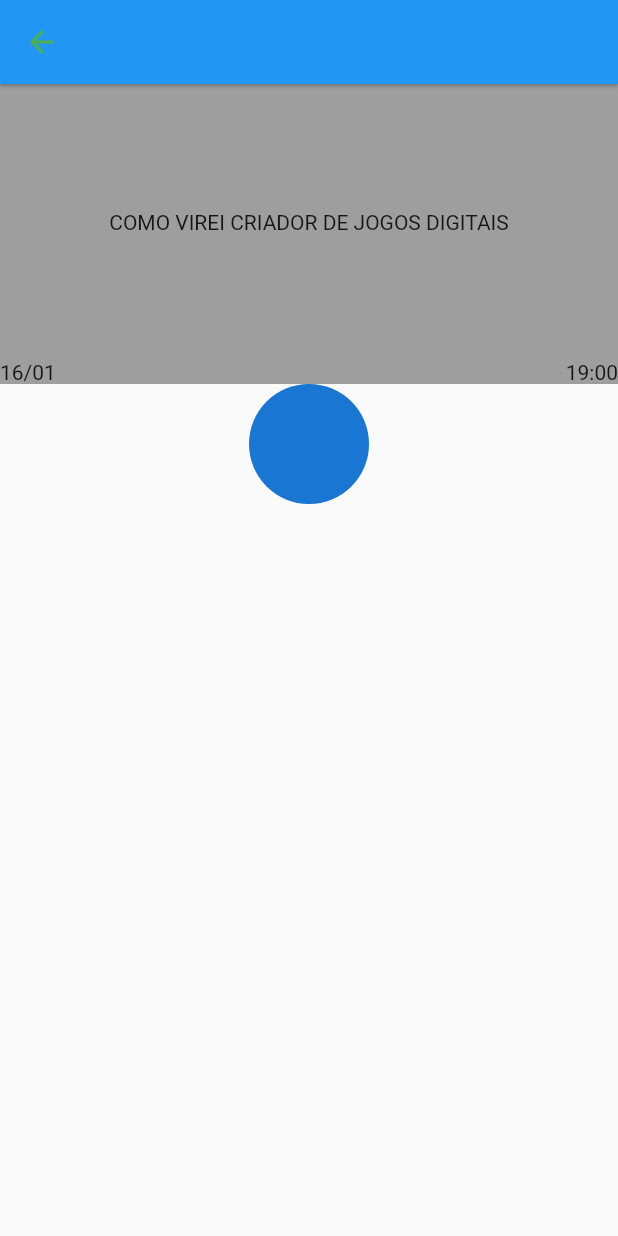
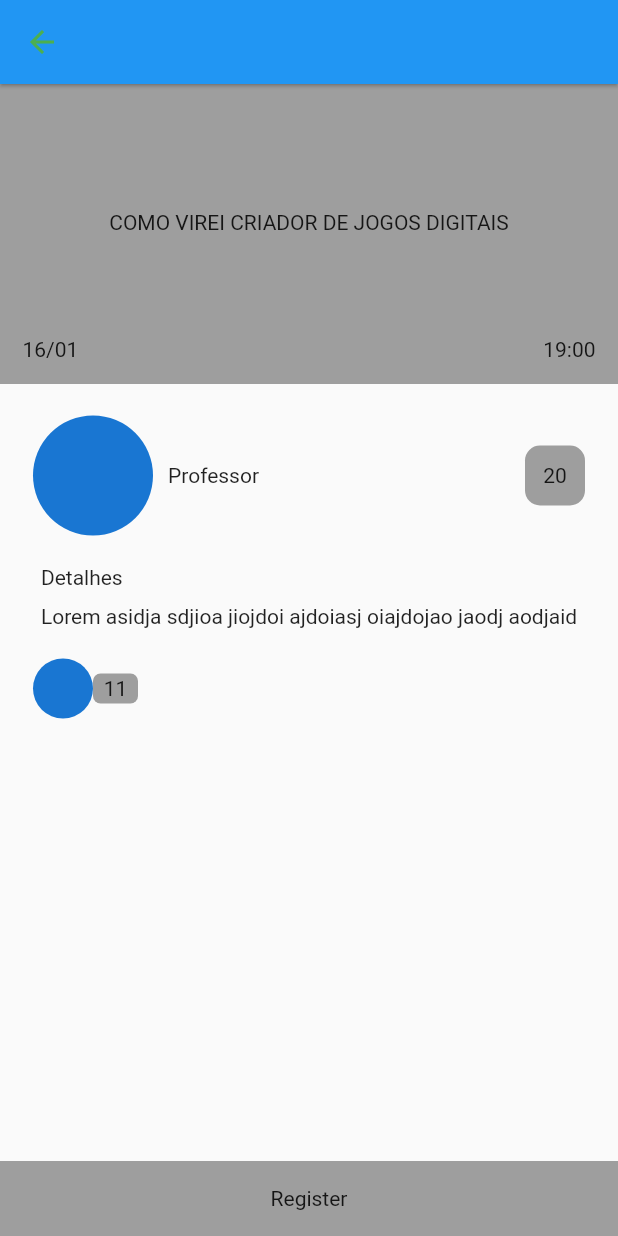
Before and after one commit to DenisKen/HackatonTime51, a Flutter app: the screen it shows after launch, after a tap on "COMO VIREI CRIADOR DE JOGOS DIGITAIS", on a phone screen of 412 x 824 dp. Run offline on Flutter 3.47's test engine with Material 2 defaults, Android fonts, the phone set to English and light mode, and no system bars; our stand-ins replace permission_handler, shared_preferences; missing offline and left inert: agora_rtc_engine.

Commit message:
Created class_detail wireframe

```diff
--- a/lib/screens/class_detail.dart
+++ b/lib/screens/class_detail.dart
@@ -14,17 +14,33 @@ class ClassDetail extends StatelessWidget {
   Widget build(BuildContext context) {
     return Scaffold(
       appBar: AppBarBack(),
-      body: Container(child: Column(children: [
-        panelCover(),
-        CircleAvatar(
-          radius: 40,
-        )
-      ])),
+      body: Stack(children: [
+        SingleChildScrollView(
+          child: Container(
+              child: Column(children: [
+            _panelCover(),
+            Container(
+              padding: EdgeInsets.symmetric(horizontal: 22, vertical: 21),
+              child: Column(
+                children: [
+                  _rowMentor(),
+                  Padding(padding: EdgeInsets.only(bottom: 20)),
+                  _details(),
+                  Padding(padding: EdgeInsets.only(bottom: 20)),
+                  _subscribes()
+                ],
+              ),
+            )
+          ])),
+        ),
+        _button()
+      ]),
     );
   }
 
-  Widget panelCover() {
+  Widget _panelCover() {
     return Container(
+        padding: EdgeInsets.symmetric(horizontal: 15, vertical: 15),
         color: Colors.grey,
         height: 200,
         child: Column(
@@ -40,4 +56,72 @@ class ClassDetail extends StatelessWidget {
           ],
         ));
   }
+
+  Widget _rowMentor() {
+    return Row(
+      mainAxisAlignment: MainAxisAlignment.spaceBetween,
+      children: [
+        Row(
+          children: [
+            CircleAvatar(
+              radius: 40,
+            ),
+            Padding(
+              padding: EdgeInsets.only(right: 10),
+            ),
+            Text('Professor'),
+          ],
+        ),
+        Container(
+          width: 40,
+          height: 40,
+          decoration: BoxDecoration(
+              color: Colors.grey,
+              borderRadius: BorderRadius.all(Radius.circular(10))),
+          child: Center(child: Text('20')),
+        )
+      ],
+    );
+  }
+
+  Widget _details() {
+    return Column(
+      crossAxisAlignment: CrossAxisAlignment.start,
+      children: [
+        Text('Detalhes'),
+        Padding(padding: EdgeInsets.only(bottom: 10)),
+        Text('Lorem asidja sdjioa jiojdoi ajdoiasj oiajdojao jaodj aodjaid')
+      ],
+    );
+  }
+
+  Widget _subscribes() {
+    return Row(
+      children: [
+        CircleAvatar(
+          radius: 20,
+        ),
+        Container(
+          height: 20,
+          width: 30,
+          decoration: BoxDecoration(
+              color: Colors.grey,
+              borderRadius: BorderRadius.all(Radius.circular(5))),
+          child: Center(child: Text('11')),
+        )
+      ],
+    );
+  }
+
+  Widget _button() {
+    return Align(
+      alignment: Alignment.bottomCenter,
+      child: Container(
+        height: 50,
+        width: SizeConfig.safeBlockHorizontal * 100,
+        color: Colors.grey,
+        child: Center(child: Text('Register')),
+      ),
+    );
+  }
 }
```
